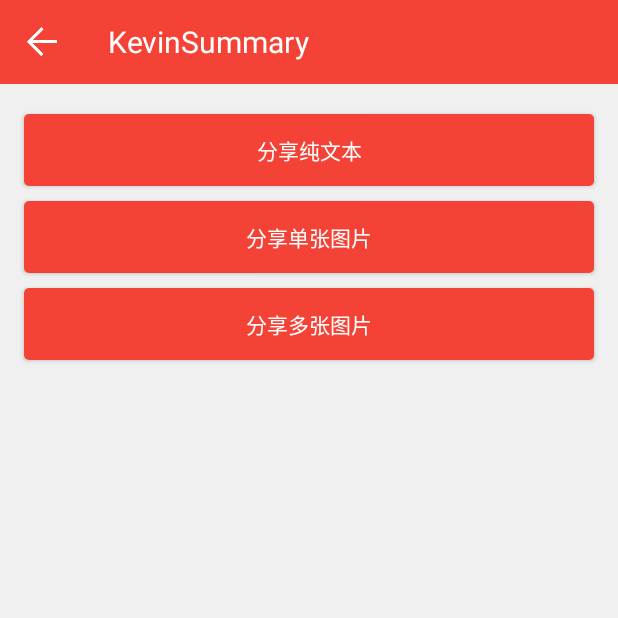
After one commit to student9128/KevinSummary, an Android app: the NativeShareActivity screen opened directly, with no data from a screen before it, on a phone screen of 412 x 824 dp, the top half of it. The commit adds this screen. Run offline under Robolectric (Android 15) with nearby library versions, the phone set to English and light mode, and no system bars; our stand-ins replace ButterKnife; pictures from the network do not load.

Commit message:
集成腾讯bugly,添加Android自带分享功能

```diff
--- a/app/build.gradle
+++ b/app/build.gradle
@@ -31,6 +31,7 @@ android {
     }
     compileSdkVersion 26
     buildToolsVersion '26.0.1'
+    useLibrary 'org.apache.http.legacy'
     defaultConfig {
         applicationId "com.kevin.tech.kevinsummary"
         minSdkVersion 21
@@ -99,4 +100,7 @@ dependencies {
     //集成极光推送
     compile 'cn.jiguang.sdk:jpush:3.0.3'  // 此处以JPush 3.0.3 版本为例。
     compile 'cn.jiguang.sdk:jcore:1.1.1'  // 此处以JCore 1.1.1 版本为例。
+
+    //腾讯Bugly
+    compile 'com.tencent.bugly:crashreport:2.6.5'
 }
--- /dev/null
+++ b/app/src/main/java/com/kevin/tech/kevinsummary/activity/components/NativeShareActivity.java
@@ -0,0 +1,85 @@
+package com.kevin.tech.kevinsummary.activity.components;
+
+import android.content.Intent;
+import android.net.Uri;
+import android.widget.Button;
+
+import com.kevin.tech.kevinsummary.R;
+import com.kevin.tech.kevinsummary.base.BaseActivity;
+import com.kevin.tech.kevinsummary.uitls.FileUtils;
+
+import java.io.File;
+import java.util.ArrayList;
+
+import butterknife.BindView;
+import butterknife.OnClick;
+
+/**
+ * Created by <a href="http://blog.csdn.net/student9128">Kevin</a> on 2017/9/25.
+ * <h3>Description:</h3>
+ * <div>
+ * <div/>
+ */
+
+
+public class NativeShareActivity extends BaseActivity {
+    @BindView(R.id.btn_share_text)
+    Button btnShareText;
+    @BindView(R.id.btn_share_image)
+    Button btnShareImage;
+    @BindView(R.id.btn_share_multi)
+    Button btnShareMulti;
+
+    @Override
+    public int setLayoutResId() {
+        return R.layout.activity_component_share;
+    }
+
+    @Override
+    public void initView() {
+
+    }
+
+    @Override
+    public void initData() {
+
+    }
+
+    @Override
+    public void initListener() {
+
+    }
+
+    @OnClick(R.id.btn_share_text)
+    public void shareText() {
+        Intent textIntent = new Intent(Intent.ACTION_SEND);
+        textIntent.setType("text/plain");
+        textIntent.putExtra(Intent.EXTRA_TEXT, getString(R.string.introduction_app));
+        startActivity(Intent.createChooser(textIntent, "分享到"));
+    }
+
+    @OnClick(R.id.btn_share_image)
+    public void shareImage() {
+        Intent intent = new Intent(Intent.ACTION_SEND);
+        Uri avatar = Uri.fromFile(new File(FileUtils.directory + "avatar.png"));
+        intent.putExtra(Intent.EXTRA_STREAM, avatar);
+        intent.setType("image/*");
+        startActivity(Intent.createChooser(intent, "分享到"));
+    }
+
+    @OnClick(R.id.btn_share_multi)
+    public void shareMulti() {
+        Uri avatar = Uri.fromFile(new File(FileUtils.directory + "avatar.png"));
+        Uri launcher = Uri.fromFile(new File(FileUtils.directory + "launcher.png"));
+        ArrayList<Uri> uriList = new ArrayList<>();
+        uriList.add(avatar);
+        uriList.add(launcher);
+        Intent intent = new Intent(Intent.ACTION_SEND_MULTIPLE);
+        intent.putParcelableArrayListExtra(Intent.EXTRA_STREAM, uriList);
+        intent.setType("image/*");
+        startActivity(Intent.createChooser(intent, "分享到"));
+
+    }
+
+
+}
--- a/app/src/main/java/com/kevin/tech/kevinsummary/base/BaseApplication.java
+++ b/app/src/main/java/com/kevin/tech/kevinsummary/base/BaseApplication.java
@@ -10,6 +10,7 @@ import android.util.Log;
 
 import com.kevin.tech.kevinsummary.constants.Constants;
 import com.mob.MobSDK;
+import com.tencent.bugly.crashreport.CrashReport;
 
 import java.util.List;
 
@@ -56,6 +57,8 @@ public class BaseApplication extends Application {
 
         JPushInterface.setDebugMode(true);
         JPushInterface.init(this);
+
+        CrashReport.initCrashReport(getApplicationContext(), Constants.BUGLY_APP_ID, false);
     }
 
     public static boolean isBackground(Context context) {
--- a/app/src/main/java/com/kevin/tech/kevinsummary/constants/Constants.java
+++ b/app/src/main/java/com/kevin/tech/kevinsummary/constants/Constants.java
@@ -11,8 +11,10 @@ package com.kevin.tech.kevinsummary.constants;
 public class Constants {
     public static final String MOB_APP_KEY = "21034018268b5";
     public static final String MOB_APP_SECRET = "9815bc404c8e08b318553405c94b7a9b";
+    public static final String BUGLY_APP_ID = "3a4d24d96f";
 
     public static final String ARGS = "args";
+    public static final String ENCODING = "UTF-8";
     public static final String KEY_SIGN = "sign";
     public static final String KEY_SKIN = "skin";
 }
--- /dev/null
+++ b/app/src/main/res/drawable-hdpi/bg_btn_night.xml
@@ -0,0 +1,6 @@
+<?xml version="1.0" encoding="utf-8"?>
+<shape xmlns:android="http://schemas.android.com/apk/res/android"
+    android:shape="rectangle">
+    <solid android:color="@color/colorPrimary_night" />
+    <corners android:radius="3dp" />
+</shape>
--- /dev/null
+++ b/app/src/main/res/drawable/bg_btn.xml
@@ -0,0 +1,7 @@
+<?xml version="1.0" encoding="utf-8"?>
+<shape xmlns:android="http://schemas.android.com/apk/res/android"
+    android:shape="rectangle">
+    <solid android:color="@color/colorPrimary" />
+    <corners android:radius="3dp" />
+
+</shape>
--- /dev/null
+++ b/app/src/main/res/layout/activity_component_share.xml
@@ -0,0 +1,26 @@
+<?xml version="1.0" encoding="utf-8"?>
+<LinearLayout xmlns:android="http://schemas.android.com/apk/res/android"
+    android:layout_width="match_parent"
+    android:layout_height="match_parent"
+    android:orientation="vertical">
+
+    <include layout="@layout/tool_bar" />
+
+    <Button
+        android:id="@+id/btn_share_text"
+        style="@style/btn_style"
+        android:layout_marginTop="@dimen/margin_20"
+        android:text="分享纯文本" />
+
+    <Button
+        android:id="@+id/btn_share_image"
+        style="@style/btn_style"
+        android:layout_marginTop="@dimen/margin_10"
+        android:text="分享单张图片" />
+
+    <Button
+        android:id="@+id/btn_share_multi"
+        style="@style/btn_style"
+        android:layout_marginTop="@dimen/margin_10"
+        android:text="分享多张图片" />
+</LinearLayout>
--- a/app/src/main/res/values/strings.xml
+++ b/app/src/main/res/values/strings.xml
@@ -19,6 +19,9 @@
     <string name="jianshu">http://www.jianshu.com/u/904da1b86270</string>
     <string name="segment_fault">https://segmentfault.com/u/student9128/articles</string>
     <string name="icon_url">https://github.com/student9128/KevinSummary/raw/0deb24b7368876f6dcb1f1eb00d4692024db9c94/app/src/main/res/mipmap-xxhdpi/ic_launcher.png</string>
+    <string name="site_activity">https://developer.android.google.cn/reference/android/app/Activity.html</string>
+    <string name="share_title">分享到</string>
+    <string name="introduction_app">Kevin Summary,a app for Android learning.用来记录Android学习过程中用到的一些东西的集成app。</string>
     <!--第三方SDK的集成-->
     <string-array name="site_3rd_party">
         <item name="site_xgpush">http://blog.csdn.net/student9128/article/details/52264367</item>
@@ -52,6 +55,7 @@
         <item>BroadCastReceiver</item>
         <item>Service</item>
         <item>ContentProvider</item>
+        <item>系统自带分享功能</item>
     </string-array>
     <string-array name="widget_item">
         <item>TextView</item>
--- a/app/src/main/res/values/styles.xml
+++ b/app/src/main/res/values/styles.xml
@@ -65,4 +65,13 @@
         <item name="android:layout_width">match_parent</item>
         <item name="android:layout_height">wrap_content</item>
     </style>
+
+    <style name="btn_style">
+        <item name="android:layout_width">match_parent</item>
+        <item name="android:layout_height">wrap_content</item>
+        <item name="android:layout_marginLeft">@dimen/uniform_margin</item>
+        <item name="android:layout_marginRight">@dimen/uniform_margin</item>
+        <item name="android:background">@drawable/bg_btn</item>
+        <item name="android:textColor">@color/white</item>
+    </style>
 </resources>
--- a/build.gradle
+++ b/build.gradle
@@ -9,6 +9,7 @@ buildscript {
         classpath 'com.android.tools.build:gradle:3.0.0-beta6'
         // NOTE: Do not place your application dependencies here; they belong
         // in the individual module build.gradle files
+        classpath 'com.tencent.bugly:symtabfileuploader:2.1.0'
     }
 }
 
```
Also changed, not shown: app/src/main/AndroidManifest.xml (+9 -1 lines), app/src/main/java/com/kevin/tech/kevinsummary/activity/MainActivity.java (+53 -2 lines), app/src/main/java/com/kevin/tech/kevinsummary/fragment/ComponentFragment.java (+22 -3 lines), app/src/main/java/com/kevin/tech/kevinsummary/uitls/FileUtils.java (added, +377 -0 lines), app/src/main/java/com/kevin/tech/kevinsummary/uitls/ImageUtils.java (added, +67 -0 lines), app/src/main/res/layout/adapter_item_recycler_view.xml (+15 -6 lines), 1 other file.
